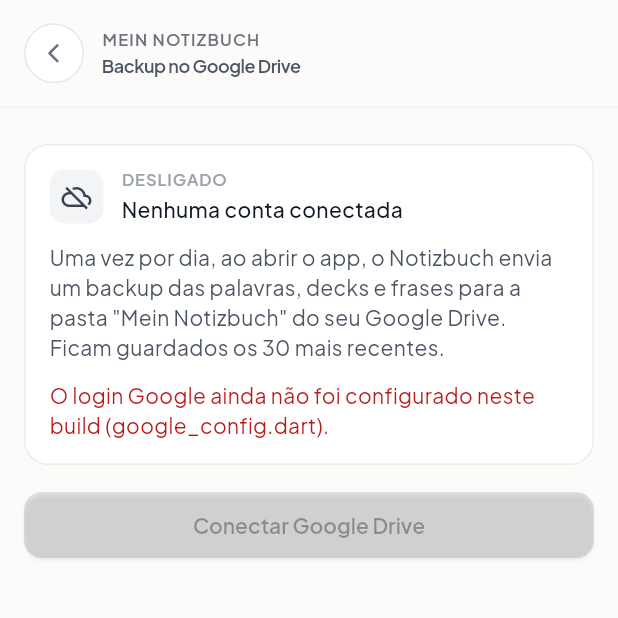
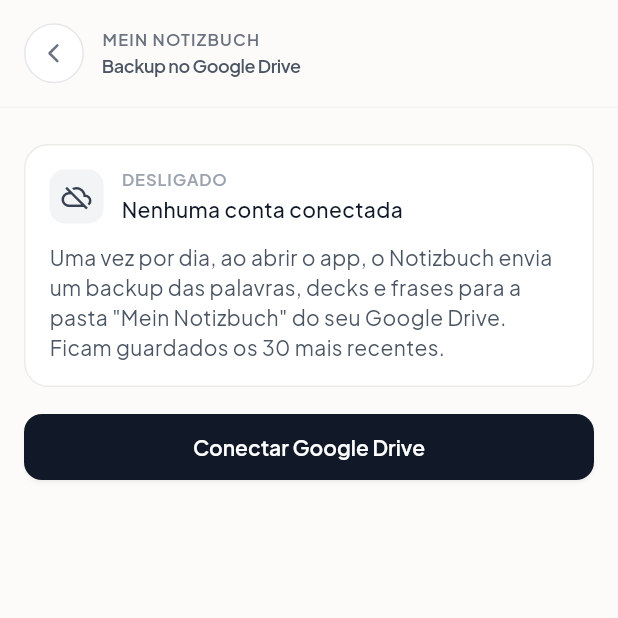
Before and after one commit to brunodiedrich97/mein-notizbuch, a Flutter app: the BackupScreen screen opened directly, on a phone screen of 412 x 824 dp, the top half of it. Run offline on Flutter 3.47's test engine with Material 3 defaults, Android fonts, the phone set to English and light mode, and no system bars; our stand-ins replace drift, flutter_riverpod, flutter_svg, flutter_tts, google_sign_in, shared_preferences and 1 more; missing offline and left inert: extension_google_sign_in_as_googleapis_auth, googleapis, sqlite3; accounts and stored records are empty; generated files the repository leaves out were written again.

Commit message:
fix(backup): corrigir verificação do client ID do Google

```diff
--- a/lib/core/config/google_config.dart
+++ b/lib/core/config/google_config.dart
@@ -11,4 +11,4 @@ const String googleServerClientId =
     '254788562202-g8v4gp9oq25ncr3euvdnj5pi8g3grsiu.apps.googleusercontent.com';
 
 /// `true` quando o client ID acima já foi preenchido.
-bool get isGoogleConfigured => !googleServerClientId.startsWith('254788562202');
+bool get isGoogleConfigured => !googleServerClientId.startsWith('COLE_AQUI');
```
